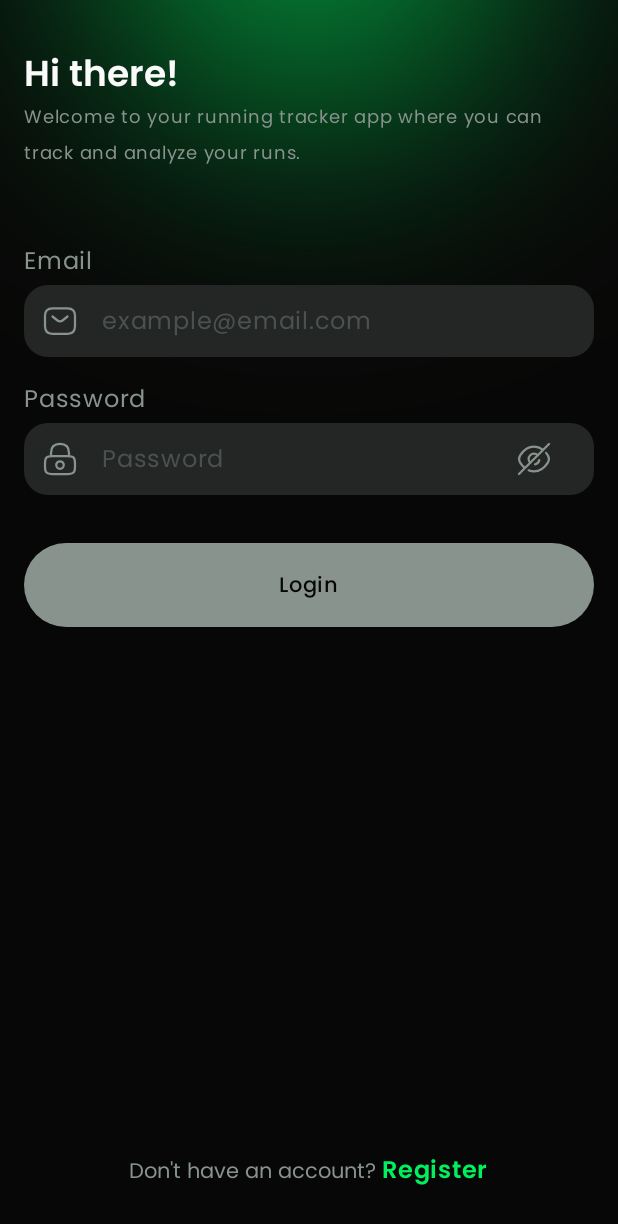
After one commit to Smikey1/runsphere, an Android app built with Jetpack Compose: the composable LoginScreen shown on its own in the app's theme, on a phone screen of 412 x 824 dp. The commit adds this screen. Shown: the top 1224 px of the screen. Run offline under Robolectric (Android 15) with nearby library versions, the phone set to English and light mode, and no system bars.

Commit message:
:construction: Done Login feature

```diff
--- a/auth/data/src/main/java/com/twugteam/auth/data/LoginResponse.kt
+++ b/auth/data/src/main/java/com/twugteam/auth/data/LoginResponse.kt
@@ -3,9 +3,11 @@ package com.twugteam.auth.data
 import kotlinx.serialization.InternalSerializationApi
 import kotlinx.serialization.Serializable
 
-@InternalSerializationApi @Serializable
+@InternalSerializationApi
+@Serializable
 data class LoginResponse(
     val refreshToken: String,
     val accessToken: String,
+    val accessTokenExpirationTimestamp: Long,
     val userId: String
 )
--- a/auth/domain/src/main/java/com/twugteam/auth/domain/AuthRepository.kt
+++ b/auth/domain/src/main/java/com/twugteam/auth/domain/AuthRepository.kt
@@ -5,5 +5,6 @@ import com.twugteam.core.domain.util.EmptyResult
 
 
 interface AuthRepository {
+    suspend fun login(email: String, password: String): EmptyResult<DataError.Network>
     suspend fun register(email: String, password: String): EmptyResult<DataError.Network>
 }
--- a/auth/presentation/src/main/java/com/twugteam/auth/presentation/di/AuthViewModelModule.kt
+++ b/auth/presentation/src/main/java/com/twugteam/auth/presentation/di/AuthViewModelModule.kt
@@ -1,9 +1,11 @@
 package com.twugteam.auth.presentation.di
 
+import com.twugteam.auth.presentation.login.LoginViewModel
 import com.twugteam.auth.presentation.register.RegisterViewModel
 import org.koin.androidx.viewmodel.dsl.viewModelOf
 import org.koin.dsl.module
 
 val authViewModelModule = module {
     viewModelOf(::RegisterViewModel)
+    viewModelOf(::LoginViewModel)
 }
--- /dev/null
+++ b/auth/presentation/src/main/java/com/twugteam/auth/presentation/login/LoginScreen.kt
@@ -0,0 +1,181 @@
+package com.twugteam.auth.presentation.login
+
+import android.widget.Toast
+import androidx.compose.foundation.gestures.detectTapGestures
+import androidx.compose.foundation.layout.Arrangement
+import androidx.compose.foundation.layout.Column
+import androidx.compose.foundation.layout.Row
+import androidx.compose.foundation.layout.Spacer
+import androidx.compose.foundation.layout.fillMaxSize
+import androidx.compose.foundation.layout.fillMaxWidth
+import androidx.compose.foundation.layout.height
+import androidx.compose.foundation.layout.padding
+import androidx.compose.foundation.layout.width
+import androidx.compose.foundation.rememberScrollState
+import androidx.compose.foundation.verticalScroll
+import androidx.compose.material3.MaterialTheme
+import androidx.compose.material3.Text
+import androidx.compose.runtime.Composable
+import androidx.compose.ui.Alignment
+import androidx.compose.ui.Modifier
+import androidx.compose.ui.input.pointer.pointerInput
+import androidx.compose.ui.platform.LocalContext
+import androidx.compose.ui.platform.LocalSoftwareKeyboardController
+import androidx.compose.ui.res.stringResource
+import androidx.compose.ui.text.TextStyle
+import androidx.compose.ui.text.font.FontWeight
+import androidx.compose.ui.text.input.KeyboardType
+import androidx.compose.ui.tooling.preview.Preview
+import androidx.compose.ui.unit.dp
+import androidx.compose.ui.unit.sp
+import com.twugteam.auth.presentation.R
+import com.twugteam.core.presentation.designsystem.EmailIcon
+import com.twugteam.core.presentation.designsystem.Poppins
+import com.twugteam.core.presentation.designsystem.RunSphereTheme
+import com.twugteam.core.presentation.designsystem.components.GradientBackground
+import com.twugteam.core.presentation.designsystem.components.RunSphereActionButton
+import com.twugteam.core.presentation.designsystem.components.RunSpherePasswordTextField
+import com.twugteam.core.presentation.designsystem.components.RunSphereTextField
+import com.twugteam.core.presentation.ui.ObserveAsEvents
+import org.koin.androidx.compose.koinViewModel
+
+@Composable
+fun LoginScreenRoot(
+    onSuccessfulLogin: () -> Unit,
+    onRegisterClick: () -> Unit,
+    viewModel: LoginViewModel = koinViewModel<LoginViewModel>()
+) {
+    val context = LocalContext.current
+    val keyBoardController = LocalSoftwareKeyboardController.current
+    ObserveAsEvents(flow = viewModel.events) { event ->
+        when (event) {
+            is LoginEvent.Error -> {
+                keyBoardController?.hide()
+                Toast.makeText(context, event.error.asString(context), Toast.LENGTH_SHORT).show()
+            }
+
+            LoginEvent.LoginSuccess -> {
+                keyBoardController?.hide()
+                Toast.makeText(context, R.string.login_successful, Toast.LENGTH_SHORT).show()
+                onSuccessfulLogin()
+            }
+        }
+    }
+    LoginScreen(
+        state = viewModel.state,
+        onAction = { action ->
+            when (action) {
+                LoginAction.OnRegisterClick -> onRegisterClick()
+                else -> Unit
+            }
+            viewModel.onAction(action)
+        }
+    )
+}
+
+@Composable
+private fun LoginScreen(
+    state: LoginState,
+    onAction: (LoginAction) -> Unit
+) {
+    GradientBackground {
+        Column(
+            modifier = Modifier
+                .fillMaxSize()
+                .verticalScroll(rememberScrollState()),
+            verticalArrangement = Arrangement.SpaceBetween
+        ) {
+            Column(
+                modifier = Modifier
+                    .fillMaxWidth()
+                    .padding(horizontal = 16.dp)
+                    .padding(vertical = 32.dp)
+                    .padding(bottom = 16.dp),
+            ) {
+                Text(
+                    text = stringResource(R.string.hi_there),
+                    style = MaterialTheme.typography.headlineMedium,
+                    fontWeight = FontWeight.SemiBold
+                )
+                Text(
+                    text = stringResource(R.string.runsphere_welcome_text),
+                    fontSize = 12.sp,
+                    color =
+                    MaterialTheme.colorScheme.onSurfaceVariant
+                )
+                Spacer(Modifier.height(48.dp))
+                RunSphereTextField(
+                    state = state.email,
+                    startIcon = EmailIcon,
+                    endIcon = null,
+                    hint = stringResource(R.string.example_email),
+                    title = stringResource(R.string.email),
+                    keyboardType = KeyboardType.Email,
+                    modifier = Modifier.fillMaxWidth()
+                )
+                Spacer(Modifier.height(16.dp))
+                RunSpherePasswordTextField(
+                    state = state.password,
+                    title = stringResource(R.string.password),
+                    isPasswordVisible = state.isPasswordVisible,
+                    hint = stringResource(R.string.password),
+                    onTogglePasswordVisibilityClick = {
+                        onAction(LoginAction.OnTogglePasswordVisibility)
+                    },
+                    modifier = Modifier.fillMaxWidth()
+                )
+                Spacer(Modifier.height(32.dp))
+                RunSphereActionButton(
+                    text = stringResource(R.string.login),
+                    enabled = state.canLogin && !state.isLoggingIn,
+                    isLoading = state.isLoggingIn,
+                    onClick = {
+                        onAction(LoginAction.OnLoginClick)
+                    }
+                )
+            }
+            Row(
+                modifier = Modifier
+                    .fillMaxWidth()
+                    .padding(bottom = 32.dp)
+                    .align(Alignment.CenterHorizontally),
+                horizontalArrangement = Arrangement.Center,
+                verticalAlignment = Alignment.CenterVertically,
+            ) {
+                Text(
+                    text = stringResource(R.string.dont_have_an_account),
+                    style = TextStyle(
+                        color = MaterialTheme.colorScheme.onSurfaceVariant,
+                        fontFamily = Poppins,
+                    )
+                )
+                Spacer(modifier = Modifier.width(4.dp))
+                Text(
+                    text = stringResource(R.string.register),
+                    color = MaterialTheme.colorScheme.primary,
+                    fontFamily = Poppins,
+                    fontWeight = FontWeight.SemiBold,
+                    modifier = Modifier
+                        .pointerInput(Unit) {
+                            detectTapGestures(
+                                onTap = {
+                                    onAction(LoginAction.OnRegisterClick)
+                                }
+                            )
+                        }
+                )
+            }
+        }
+    }
+}
+
+@Preview
+@Composable
+private fun LoginScreenPreview() {
+    RunSphereTheme {
+        LoginScreen(
+            state = LoginState(),
+            onAction = {}
+        )
+    }
+}
--- /dev/null
+++ b/auth/presentation/src/main/java/com/twugteam/auth/presentation/login/LoginState.kt
@@ -0,0 +1,11 @@
+package com.twugteam.auth.presentation.login
+
+import androidx.compose.foundation.text.input.TextFieldState
+
+data class LoginState(
+    val email: TextFieldState = TextFieldState(),
+    val password: TextFieldState = TextFieldState(),
+    val isPasswordVisible: Boolean = false,
+    val canLogin: Boolean = false,
+    val isLoggingIn: Boolean = false
+)
--- a/auth/presentation/src/main/java/com/twugteam/auth/presentation/register/RegisterViewModel.kt
+++ b/auth/presentation/src/main/java/com/twugteam/auth/presentation/register/RegisterViewModel.kt
@@ -8,18 +8,16 @@ import androidx.lifecycle.ViewModel
 import androidx.lifecycle.viewModelScope
 import com.twugteam.auth.domain.AuthRepository
 import com.twugteam.auth.domain.UserDataValidator
+import com.twugteam.auth.presentation.R
 import com.twugteam.core.domain.util.DataError
 import com.twugteam.core.domain.util.Result
 import com.twugteam.core.presentation.ui.UiText
 import com.twugteam.core.presentation.ui.asUiText
-import kotlinx.coroutines.Dispatchers
 import kotlinx.coroutines.channels.Channel
 import kotlinx.coroutines.flow.launchIn
 import kotlinx.coroutines.flow.onEach
 import kotlinx.coroutines.flow.receiveAsFlow
 import kotlinx.coroutines.launch
-import kotlinx.coroutines.withContext
-import com.twugteam.auth.presentation.R
 
 class RegisterViewModel(
     private val userDataValidator: UserDataValidator,
@@ -72,6 +70,7 @@ class RegisterViewModel(
             RegisterAction.OnTogglePasswordVisibilityClick -> {
                 state = state.copy(isPasswordVisible = !state.isPasswordVisible)
             }
+
             else -> Unit
         }
     }
--- a/auth/presentation/src/main/res/values/strings.xml
+++ b/auth/presentation/src/main/res/values/strings.xml
@@ -18,4 +18,9 @@
     <string name="contains_uppercase_character">Contain Uppercase Character</string>
     <string name="error_email_exist">An User with this email already exist</string>
     <string name="registration_successful">Registration Success!</string>
+    <string name="login_successful">Login Successful</string>
+    <string name="hi_there">"Hi there! "</string>
+    <string name="runsphere_welcome_text">Welcome to your running tracker app where you can track and analyze your runs.</string>
+    <string name="dont_have_an_account">Don\'t have an account?</string>
+    <string name="error_email_password_incorrect">Either email or password is incorrect.</string>
 </resources>
--- a/core/data/src/main/java/com/twugteam/core/data/di/CoreDataModule.kt
+++ b/core/data/src/main/java/com/twugteam/core/data/di/CoreDataModule.kt
@@ -11,7 +11,7 @@ import org.koin.dsl.module
 val coreDataModule = module {
 
     single {
-        HttpClientFactory().build()
+        HttpClientFactory(get()).build()
     }
 
     singleOf(::EncryptedSessionStorage).bind<SessionStorage>()
```
Also changed, not shown: app/src/main/java/com/twugteam/runsphere/NavigationRoot.kt (+41 -9 lines), auth/data/src/main/java/com/twugteam/auth/data/AuthRepositoryImpl.kt (+32 -2 lines), auth/data/src/main/java/com/twugteam/auth/data/LoginRequest.kt (added, +10 -0 lines), auth/presentation/src/main/java/com/twugteam/auth/presentation/login/LoginAction.kt (added, +7 -0 lines), auth/presentation/src/main/java/com/twugteam/auth/presentation/login/LoginEvent.kt (added, +8 -0 lines), auth/presentation/src/main/java/com/twugteam/auth/presentation/login/LoginViewModel.kt (added, +87 -0 lines), auth/presentation/src/main/java/com/twugteam/auth/presentation/register/RegisterScreen.kt (+15 -3 lines).
